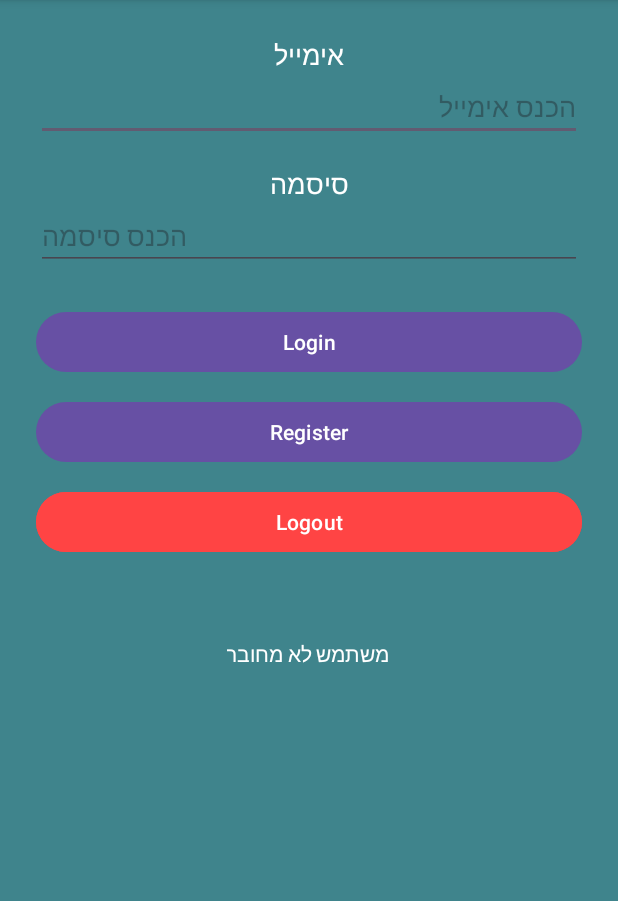
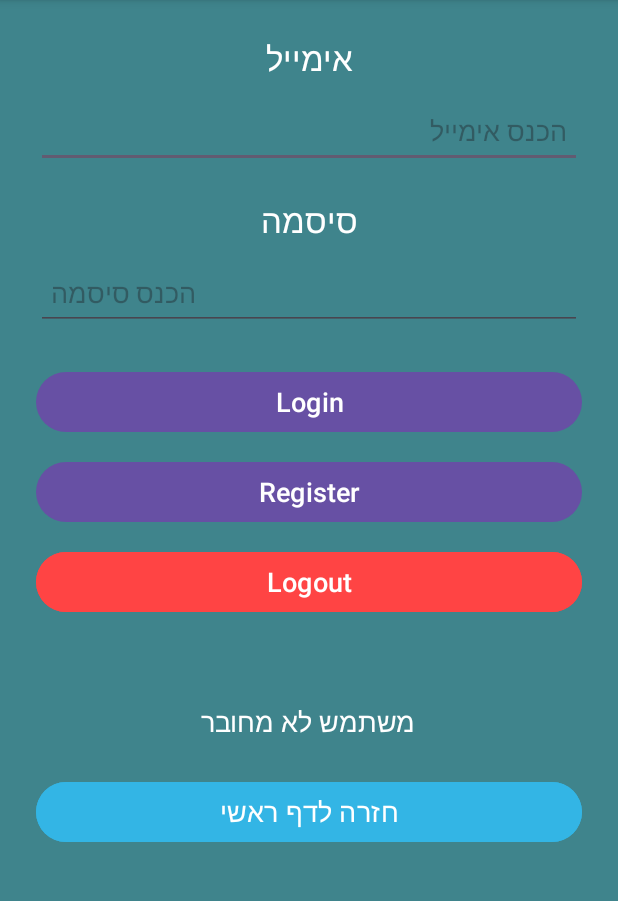
Before and after one commit to sagieCO/MyFirstApplication, an Android app: the screen it shows after launch (FrameActivity), after a tap on "Frame", on a phone screen of 412 x 824 dp, the part 96-997 px from its top. Run offline under Robolectric (Android 15) with nearby library versions, the light colour scheme and no system bars; our stand-ins replace Firebase (no records; nobody signed in at launch, a user with empty details on screens opened directly); 2 other taps on this screen came first.

Commit message:
add FireBase RealTime

```diff
--- a/app/build.gradle
+++ b/app/build.gradle
@@ -37,6 +37,7 @@ dependencies {
     implementation 'com.google.android.gms:play-services-maps:19.0.0'   // שימוש ב־Google Maps
     implementation 'androidx.activity:activity:1.8.0'
     implementation 'com.google.firebase:firebase-auth:24.0.1'
+    implementation 'com.google.firebase:firebase-database:22.0.0'
 
     testImplementation 'junit:junit:4.13.2'
     androidTestImplementation 'androidx.test.ext:junit:1.1.5'
--- a/app/src/main/java/com/sagie/myfirstapplication/FBRef.java
+++ b/app/src/main/java/com/sagie/myfirstapplication/FBRef.java
@@ -1,9 +1,16 @@
 package com.sagie.myfirstapplication;
 
 import com.google.firebase.auth.FirebaseAuth;
+import com.google.firebase.database.DatabaseReference;
+import com.google.firebase.database.FirebaseDatabase;
 
 public class FBRef {
+    // התחברות לחשבון משתמשים
     public static FirebaseAuth refAuth = FirebaseAuth.getInstance();
 
+    // חיבור למסד נתונים
+    public static FirebaseDatabase FBDB = FirebaseDatabase.getInstance();
 
+    // מצביע לשורש "Students" במסד הנתונים
+    public static DatabaseReference refStudents = FBDB.getReference("Students");
 }
--- a/app/src/main/java/com/sagie/myfirstapplication/FrameActivity.java
+++ b/app/src/main/java/com/sagie/myfirstapplication/FrameActivity.java
@@ -4,7 +4,9 @@ import androidx.annotation.NonNull;
 import androidx.appcompat.app.AppCompatActivity;
 
 import android.app.ProgressDialog;
+import android.content.Intent;
 import android.os.Bundle;
+import android.view.View;
 import android.widget.Button;
 import android.widget.EditText;
 import android.widget.TextView;
@@ -20,7 +22,7 @@ import com.google.firebase.auth.FirebaseUser;
 
 public class FrameActivity extends AppCompatActivity {
 
-    Button btnLogin, btnRegister, btnLogout;
+    Button btnLogin, btnRegister, btnLogout,btnHome;
     TextView tVMsg, tVStatus;
     EditText etEmail, etPassword;
 
@@ -33,7 +35,15 @@ public class FrameActivity extends AppCompatActivity {
         setContentView(R.layout.activity_frame);
 
         auth = FirebaseAuth.getInstance();
-
+        btnHome=findViewById(R.id.btnHome);
+        btnHome.setOnClickListener(new View.OnClickListener() {
+            @Override
+            public void onClick(View v) {
+                Intent intent = new Intent(FrameActivity.this,MainActivity.class);
+                startActivity(intent);
+                finish();
+            }
+        });
         // Init views
         btnLogin = findViewById(R.id.btnLogin);
         btnRegister = findViewById(R.id.btnRegister);
@@ -58,6 +68,9 @@ public class FrameActivity extends AppCompatActivity {
                 tVStatus.setText("משתמש לא מחובר");
             }
         };
+
+
+
     }
 
     @Override
--- a/app/src/main/java/com/sagie/myfirstapplication/MainActivity.java
+++ b/app/src/main/java/com/sagie/myfirstapplication/MainActivity.java
@@ -68,6 +68,14 @@ public class MainActivity extends AppCompatActivity implements CompoundButton.On
         // רישום ה-BroadcastReceiver לעדכוני סוללה
         IntentFilter batteryIntentFilter = new IntentFilter(Intent.ACTION_BATTERY_CHANGED);
         registerReceiver(batteryReceiver, batteryIntentFilter);
+
+        Student student1 = new Student(67, 3, "Sagie Cohen", "1");
+        student1.saveToFirebase();
+        Student student2 = new Student(80, 4, "Ori sivlem", "2");
+        student2.saveToFirebase();
+        Student student3 = new Student(99, 1, "Sagie Cohen", "3");
+        student3.saveToFirebase();
+
     }
 
     @Override
--- /dev/null
+++ b/app/src/main/java/com/sagie/myfirstapplication/Student.java
@@ -0,0 +1,57 @@
+package com.sagie.myfirstapplication;
+
+import com.google.firebase.database.DatabaseReference;
+import com.google.firebase.database.FirebaseDatabase;
+
+public class Student {
+    private int gradeClass;
+    private int stuClass;
+    private String stuName;
+    private String stuID;
+    public Student (int gradeClass, int stuClass, String stuName, String stuID) {
+        this.gradeClass = gradeClass;
+        this.stuClass = stuClass;
+        this.stuName = stuName;
+        this.stuID = stuID;
+    }
+    public Student () {}
+    public void saveToFirebase() {
+        // יצירת הפנייה למסד הנתונים
+        FirebaseDatabase database = FirebaseDatabase.getInstance();
+        DatabaseReference ref = database.getReference("students"); // הפנייה לטבלת students
+
+        // הוספת התלמיד עם מזהה ייחודי
+        ref.child(stuID).setValue(this);
+    }
+    public int getGradeClass() {
+        return gradeClass;
+    }
+
+    public void setGradeClass(int gradeClass) {
+        this.gradeClass = gradeClass;
+    }
+
+    public int getStuClass() {
+        return stuClass;
+    }
+
+    public void setStuClass(int stuClass) {
+        this.stuClass = stuClass;
+    }
+
+    public String getStuName() {
+        return stuName;
+    }
+
+    public void setStuName(String stuName) {
+        this.stuName = stuName;
+    }
+
+    public String getStuID() {
+        return stuID;
+    }
+
+    public void setStuID(String stuID) {
+        this.stuID = stuID;
+    }
+}
--- a/app/src/main/res/layout/activity_frame.xml
+++ b/app/src/main/res/layout/activity_frame.xml
@@ -14,34 +14,40 @@
         android:layout_width="wrap_content"
         android:layout_height="wrap_content"
         android:text="אימייל"
-        android:textSize="18sp"
-        android:textColor="@android:color/white" />
+        android:textSize="22sp"
+        android:textColor="@android:color/white"
+        android:layout_marginBottom="8dp" />
 
     <!-- שדה הזנת אימייל -->
     <EditText
         android:id="@+id/etEmail"
         android:layout_width="match_parent"
-        android:layout_height="wrap_content"
+        android:layout_height="50dp"
         android:inputType="textEmailAddress"
         android:hint="הכנס אימייל"
-        android:layout_marginBottom="16dp" />
+        android:textSize="18sp"
+        android:layout_marginBottom="20dp"
+        android:padding="10dp" />
 
     <!-- טקסט תווית סיסמה -->
     <TextView
         android:layout_width="wrap_content"
         android:layout_height="wrap_content"
         android:text="סיסמה"
-        android:textSize="18sp"
-        android:textColor="@android:color/white" />
+        android:textSize="22sp"
+        android:textColor="@android:color/white"
+        android:layout_marginBottom="8dp" />
 
     <!-- שדה הזנת סיסמה -->
     <EditText
         android:id="@+id/etPassword"
         android:layout_width="match_parent"
-        android:layout_height="wrap_content"
+        android:layout_height="50dp"
         android:inputType="textPassword"
         android:hint="הכנס סיסמה"
-        android:layout_marginBottom="24dp" />
+        android:textSize="18sp"
+        android:layout_marginBottom="24dp"
+        android:padding="10dp" />
 
     <!-- כפתור Login -->
     <Button
@@ -49,6 +55,7 @@
         android:layout_width="match_parent"
         android:layout_height="wrap_content"
         android:text="Login"
+        android:textSize="18sp"
         android:layout_marginBottom="12dp" />
 
     <!-- כפתור Register -->
@@ -57,6 +64,7 @@
         android:layout_width="match_parent"
         android:layout_height="wrap_content"
         android:text="Register"
+        android:textSize="18sp"
         android:layout_marginBottom="12dp" />
 
     <!-- כפתור Logout -->
@@ -65,6 +73,7 @@
         android:layout_width="match_parent"
         android:layout_height="wrap_content"
         android:text="Logout"
+        android:textSize="18sp"
         android:layout_marginBottom="16dp"
         android:backgroundTint="@android:color/holo_red_light"
         android:textColor="@android:color/white" />
@@ -74,11 +83,11 @@
         android:id="@+id/tVMsg"
         android:layout_width="match_parent"
         android:layout_height="wrap_content"
+        android:layout_marginBottom="16dp"
+        android:gravity="center"
         android:text=""
-        android:textColor="@android:color/holo_red_light"
-        android:textSize="16sp"
-        android:gravity="center"
-        android:layout_marginBottom="16dp" />
+        android:textColor="#51FF57"
+        android:textSize="18sp" />
 
     <!-- TextView להצגת סטטוס המשתמש -->
     <TextView
@@ -86,8 +95,17 @@
         android:layout_width="wrap_content"
         android:layout_height="wrap_content"
         android:text="סטטוס המשתמש"
-        android:textSize="14sp"
+        android:textSize="18sp"
         android:textColor="@android:color/white"
         android:gravity="center" />
 
+    <Button
+        android:id="@+id/btnHome"
+        android:layout_width="match_parent"
+        android:layout_height="wrap_content"
+        android:text="חזרה לדף ראשי"
+        android:textSize="18sp"
+        android:layout_marginTop="24dp"
+        android:backgroundTint="@android:color/holo_blue_light"
+        android:textColor="@android:color/white" />
 </LinearLayout>
```
Also changed, not shown: app/src/main/java/com/sagie/myfirstapplication/frame.java (+16 -0 lines), app/src/main/res/layout/activity_main.xml (+6 -6 lines).
